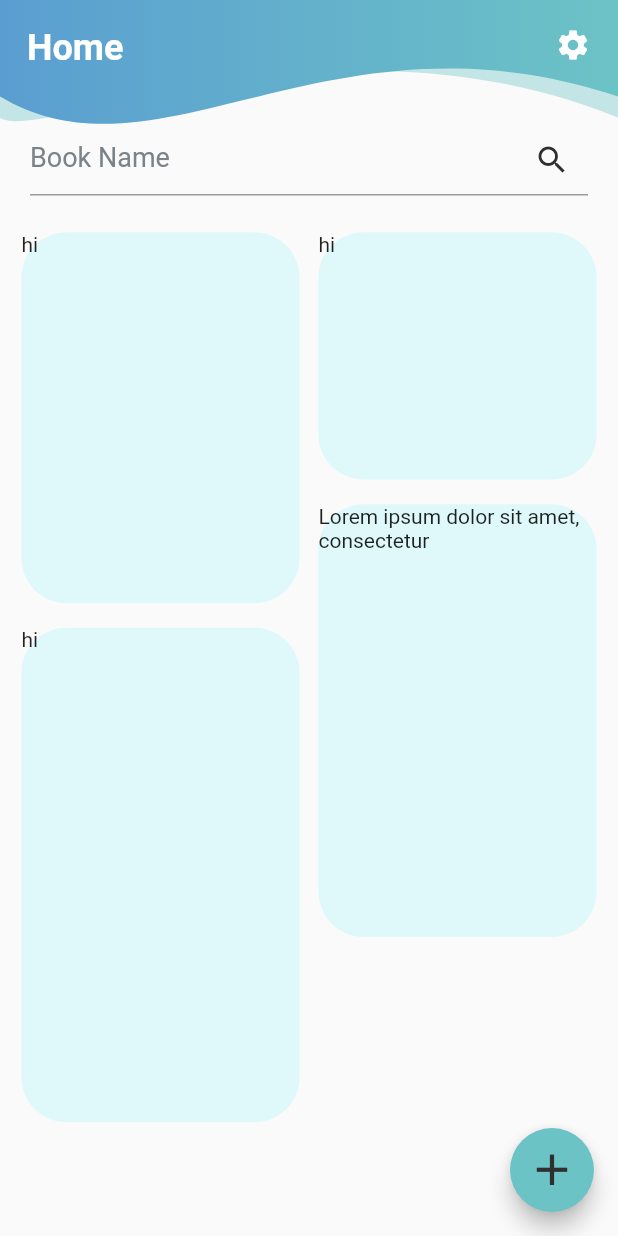
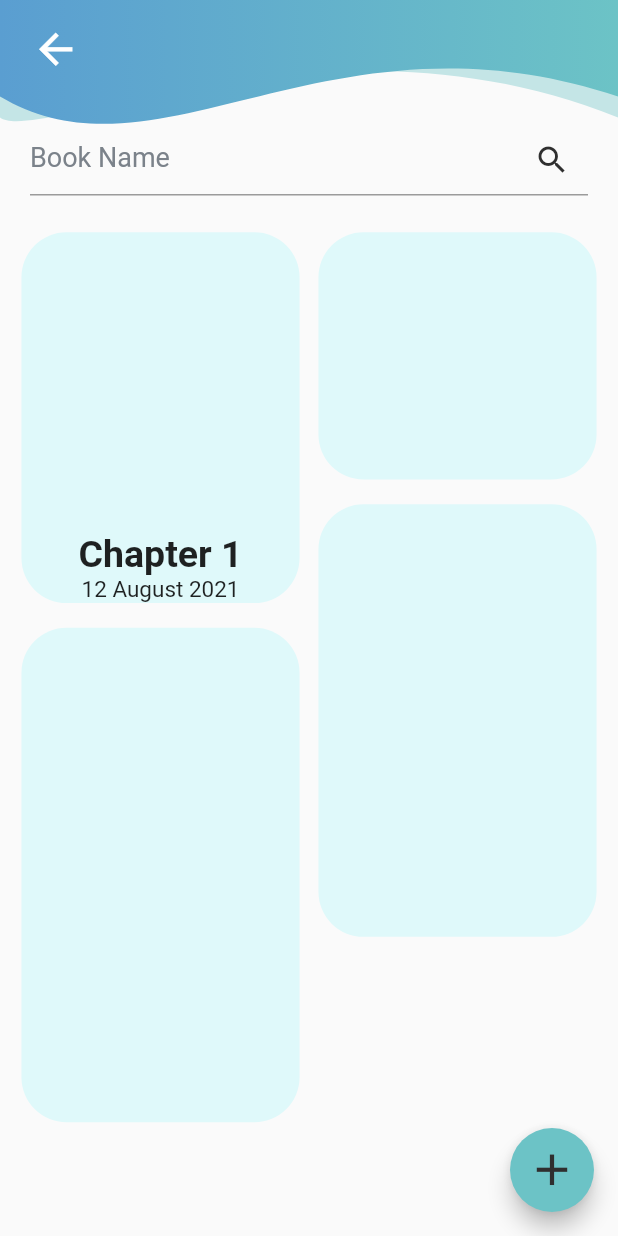
Before and after one commit to Dominastorm/Motivriter, a Flutter app: the ChapterTemplate screen opened directly, on a phone screen of 412 x 824 dp. Run offline on Flutter 3.47's test engine with Material 2 defaults, Android fonts, the light colour scheme and no system bars; our stand-ins replace percent_indicator.

Commit message:
Chapter text input

```diff
--- a/lib/components/chapter_template.dart
+++ b/lib/components/chapter_template.dart
@@ -1,4 +1,5 @@
 import 'package:flutter/material.dart';
+import 'package:motivriter/components/page_template.dart';
 import '../colors.dart';
 
 import 'common_top_bar.dart';
@@ -16,37 +17,44 @@ class _ChapterTemplateState extends State<ChapterTemplate> {
     double screenHeight = MediaQuery.of(context).size.height;
     double screenWidth = MediaQuery.of(context).size.width;
     return Scaffold(
+      resizeToAvoidBottomInset: false,
       body: SafeArea(
         child: Column(
           children: [
             Stack(
               children: [
                 CommonTopBar(screenHeight * 0.1),
-              Padding(
-                padding: const EdgeInsets.symmetric(
-                    horizontal: 18.0, vertical: 18.0),
-                child: Text(
-                  "Home",
-                  style: TextStyle(
-                    fontWeight: FontWeight.bold,
+                // ChangePasswordBackground(),
+                Positioned(
+                  top: screenHeight * 0.02,
+                  left: screenWidth * 0.05,
+                  child: GestureDetector(
+                    onTap: () {
+                      Navigator.pop(context);
+                    },
+                    child: Icon(
+                      Icons.arrow_back,
                       color: Colors.white,
-                    fontSize: 24,
+                      size: screenHeight * 0.04,
                     ),
                   ),
                 ),
-              Padding(
-                padding: const EdgeInsets.symmetric(
-                    horizontal: 18.0, vertical: 18.0),
-                child: Align(
-                  alignment: Alignment.centerRight,
-                  child: InkWell(
-                    child: Icon(
-                      Icons.settings,
-                      color: white,
+                Positioned(
+                  top: screenHeight * 0.02,
+                  left: screenWidth * 0.18,
+                  child: Container(
+                    height: screenHeight * 0.045,
+                    child: Text(
+                      "",
+                      style: TextStyle(
+                        fontWeight: FontWeight.bold,
+                        fontSize: 22.0,
+                        color: Colors.white,
+                        letterSpacing: 1,
                       ),
                     ),
                   ),
-              )
+                ),
               ],
             ),
             Padding(
@@ -65,10 +73,9 @@ class _ChapterTemplateState extends State<ChapterTemplate> {
                   Icons.search,
                   color: black,
                 ),
-            )
+              )),
             ),
-          ),
-          SizedBox(height: screenHeight*0.02),
+            SizedBox(height: screenHeight * 0.02),
             Padding(
               padding: const EdgeInsets.all(8.0),
               child: Row(
@@ -77,24 +84,45 @@ class _ChapterTemplateState extends State<ChapterTemplate> {
                   Expanded(
                     child: Column(
                       children: [
-                      Container(
+                        InkWell(
+                          onTap: () {
+                            Navigator.push(
+                              context,
+                              MaterialPageRoute(
+                                  builder: (context) => PageTemplate()),
+                            );
+                          },
+                          child: Container(
                             decoration: BoxDecoration(
                               borderRadius: BorderRadius.circular(30.0),
                               color: lightBlue,
                             ),
-                      height: screenHeight*0.3,
-                      width: screenWidth*0.45,
-                      child: Text('hi'),
+                            height: screenHeight * 0.3,
+                            width: screenWidth * 0.45,
+                            child: Column(
+                              mainAxisAlignment: MainAxisAlignment.end,
+                              children: [
+                                Text('Chapter 1',
+                                    style: TextStyle(
+                                        fontWeight: FontWeight.bold,
+                                        fontSize: 25.0)),
+                                Text('12 August 2021',
+                                    style: TextStyle(
+                                        fontWeight: FontWeight.w400,
+                                        fontSize: 15.0)),
+                              ],
                             ),
-                      SizedBox(height: screenHeight*0.02),
+                          ),
+                        ),
+                        SizedBox(height: screenHeight * 0.02),
                         Container(
-                      height: screenHeight*0.4,
-                      width: screenWidth*0.45,
+                          height: screenHeight * 0.4,
+                          width: screenWidth * 0.45,
                           decoration: BoxDecoration(
                             borderRadius: BorderRadius.circular(30.0),
                             color: lightBlue,
                           ),
-                      child: Text('hi'),
+                          child: Text(''),
                         ),
                       ],
                     ),
@@ -103,32 +131,30 @@ class _ChapterTemplateState extends State<ChapterTemplate> {
                     child: Column(
                       children: [
                         Container(
-                      height: screenHeight*0.2,
-                      width: screenWidth*0.45,
+                          height: screenHeight * 0.2,
+                          width: screenWidth * 0.45,
                           decoration: BoxDecoration(
                             borderRadius: BorderRadius.circular(30.0),
                             color: lightBlue,
                           ),
-                      child: Text(
-                        'hi'
+                          child: Text(''),
                         ),
-                      ),
-                      SizedBox(height: screenHeight*0.02),
+                        SizedBox(height: screenHeight * 0.02),
                         Container(
-                      height: screenHeight*0.35,
-                      width: screenWidth*0.45,
+                          height: screenHeight * 0.35,
+                          width: screenWidth * 0.45,
                           decoration: BoxDecoration(
                             borderRadius: BorderRadius.circular(30.0),
                             color: lightBlue,
                           ),
-                      child: Text('Lorem ipsum dolor sit amet, consectetur'),
+                          child: Text(''),
                         ),
                       ],
                     ),
                   )
                 ],
               ),
-          )
+            ),
           ],
         ),
       ),
@@ -137,7 +163,8 @@ class _ChapterTemplateState extends State<ChapterTemplate> {
         child: Icon(
           Icons.add,
           size: 35.0,
-          color: black,),
+          color: black,
+        ),
         backgroundColor: mainBlue,
       ),
     );
--- a/lib/components/set_goal_template.dart
+++ b/lib/components/set_goal_template.dart
@@ -49,6 +49,7 @@ class _SetGoalTemplateState extends State<SetGoalTemplate> {
                 padding: EdgeInsets.fromLTRB(screenWidth * 0.07,
                     screenHeight * 0.02, 0, screenHeight * 0.02),
                 child: TextFormField(
+                  textAlign: TextAlign.center,
                   decoration: InputDecoration(
                       border: InputBorder.none,
                       hintText: "Enter word count...",
```
Also changed, not shown: lib/components/page_template.dart (added, +100 -0 lines). Lines whose indentation alone changed are shown as unchanged.
